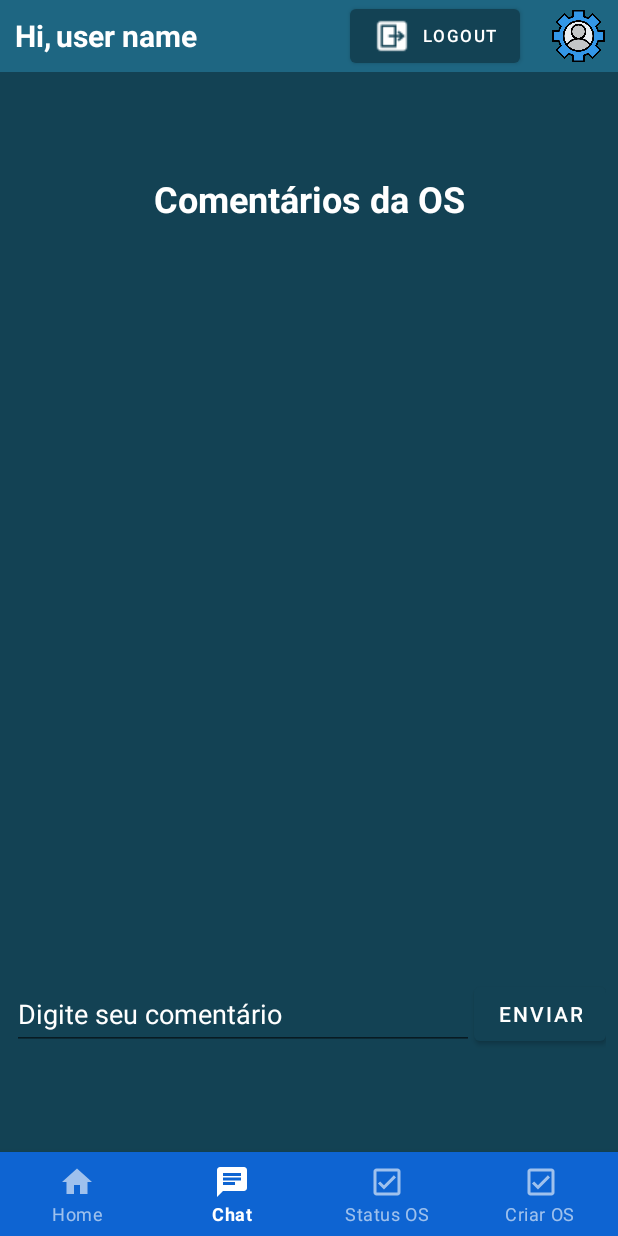
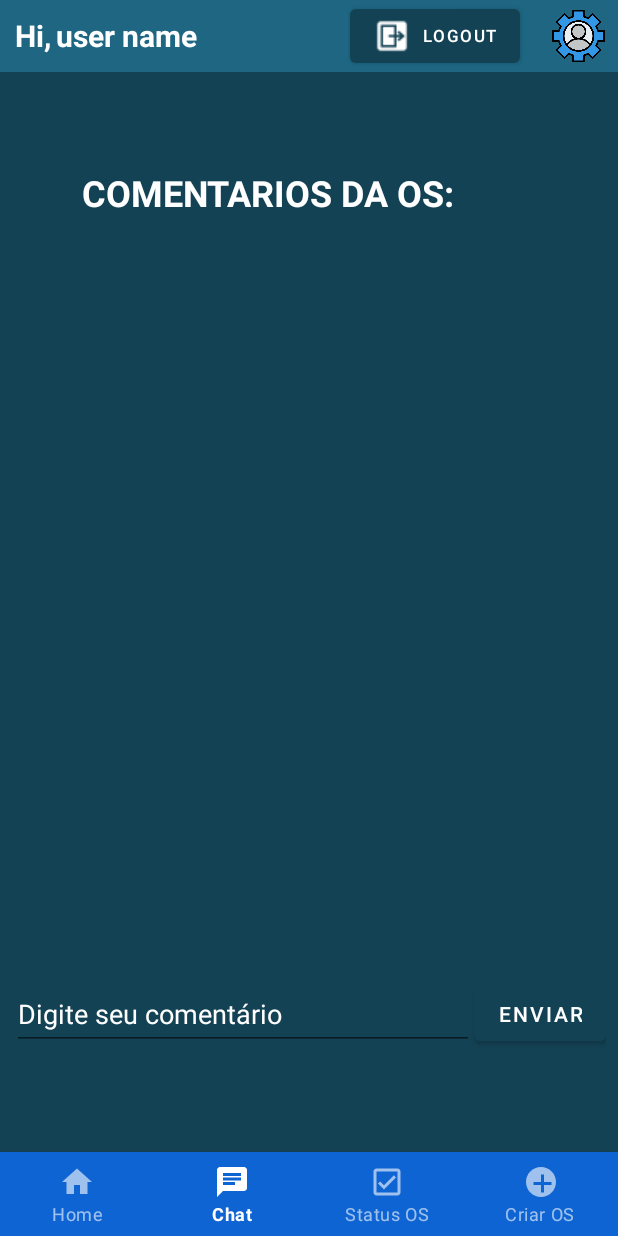
Before and after one commit to LeonardoSnows/Sistema-Integrado-Continuo, an Android app: the screen it shows after launch once a user with an empty profile is signed in (MainMenu), item 2 of the bottom bar chosen, on a phone screen of 412 x 824 dp. Run offline under Robolectric (Android 15) with nearby library versions, the phone set to English and light mode, and no system bars; our stand-ins replace Firebase (no records; nobody signed in at launch, a user with empty details on screens opened directly).

Commit message:
add botão + no criar os

```diff
--- /dev/null
+++ b/sistema_integrado_continuo/app/src/main/res/drawable/add_os.xml
@@ -0,0 +1,9 @@
+<vector xmlns:android="http://schemas.android.com/apk/res/android"
+    android:width="24dp"
+    android:height="24dp"
+    android:viewportWidth="24"
+    android:viewportHeight="24">
+    <path
+        android:fillColor="#FFFFFF"
+        android:pathData="M12,2c-5.52,0 -10,4.48 -10,10s4.48,10 10,10s10,-4.48 10,-10s-4.48,-10 -10,-10zM12,7h2v5h5v2h-5v5h-2v-5h-5v-2h5z" />
+</vector>
--- a/sistema_integrado_continuo/app/src/main/res/layout/fragment_chat.xml
+++ b/sistema_integrado_continuo/app/src/main/res/layout/fragment_chat.xml
@@ -12,8 +12,9 @@
         android:id="@+id/tvTitle"
         android:layout_width="wrap_content"
         android:layout_height="wrap_content"
-        android:layout_marginTop="16dp"
-        android:text="Comentários da OS"
+        android:layout_marginTop="12dp"
+        android:text="COMENTARIOS DA OS:
+        "
         android:textColor="@color/white"
         android:textSize="24sp"
         android:textStyle="bold"
--- a/sistema_integrado_continuo/app/src/main/res/menu/bottom_nav_menu.xml
+++ b/sistema_integrado_continuo/app/src/main/res/menu/bottom_nav_menu.xml
@@ -22,7 +22,7 @@
     <item
         android:id="@+id/criarOS"
         android:enabled="true"
-        android:icon="@drawable/outline_check_box_24"
+        android:icon="@drawable/add_os"
         android:title="Criar OS" />
 
 </menu>
```
